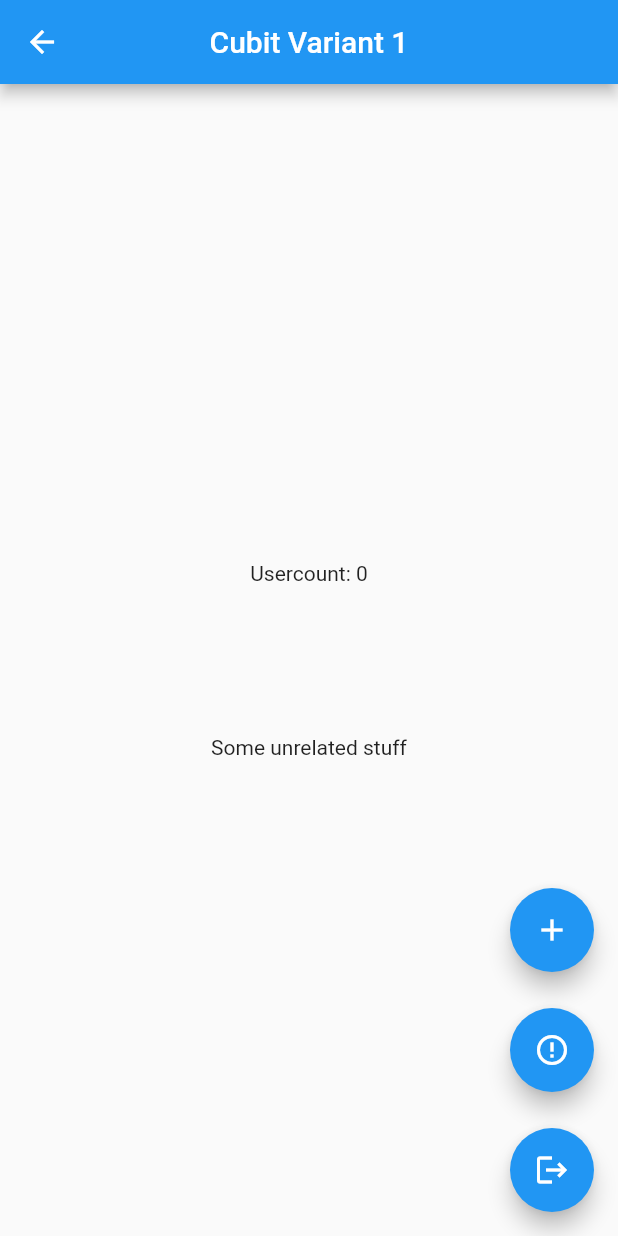
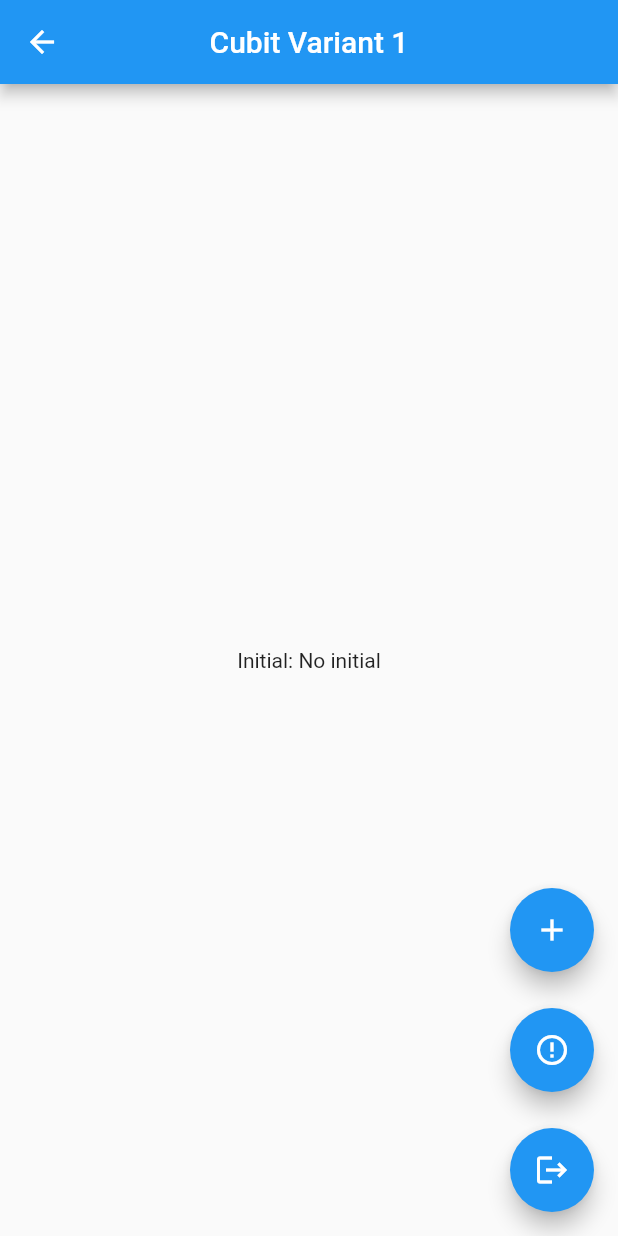
Before and after one commit to MuTe33/basic_bloc_example, a Flutter app: the PageVariant1 screen opened directly, on a phone screen of 412 x 824 dp. Run offline on Flutter 3.47's test engine with Material 2 defaults, Android fonts, the phone set to English and light mode, and no system bars; our stand-ins replace bloc, dio, flutter_bloc, freezed_annotation; statements that could not run were skipped.

Commit message:
refactor cubit1 to freezed

```diff
--- a/lib/data/user_exception_result.dart
+++ b/lib/data/user_exception_result.dart
@@ -3,15 +3,16 @@ import 'package:freezed_annotation/freezed_annotation.dart';
 part 'user_exception_result.freezed.dart';
 
 @freezed
-abstract class UserExceptionResult<T> with _$UserExceptionResult<T> {
-  factory UserExceptionResult.success(T data) = UserExceptionResultSuccess<T>;
+class UserExceptionResult<T> with _$UserExceptionResult<T> {
+  factory UserExceptionResult.success({required T data}) =
+      UserExceptionResultSuccess<T>;
 
-  factory UserExceptionResult.errorUserListNotFound({String message}) =
+  factory UserExceptionResult.errorUserListNotFound({required String message}) =
       UserExceptionResultErrorUserListNotFound;
 
-  factory UserExceptionResult.errorMalformedUserList({String message}) =
-      UserExceptionResultErrorMalformedUserList;
+  factory UserExceptionResult.errorMalformedUserList(
+      {required String message}) = UserExceptionResultErrorMalformedUserList;
 
-  factory UserExceptionResult.errorGeneral({String message}) =
+  factory UserExceptionResult.errorGeneral({required String message}) =
       UserExceptionResultErrorGeneral;
 }
--- a/lib/data/user_repository.dart
+++ b/lib/data/user_repository.dart
@@ -34,11 +34,11 @@ class UserRepository {
   UserExceptionResult checkResponse<T>(dio.Response<T> response) {
     if (response.statusCode == 200) {
       //do mapping before than return data
-      return UserExceptionResult.success(response.data);
+      return UserExceptionResult.success(data: response.data);
     } else if (response.statusCode == 420) {
       return UserExceptionResult.errorMalformedUserList(
           message: 'User List is malformed');
-    } else if (response.statusCode == 420) {
+    } else if (response.statusCode == 410) {
       return UserExceptionResult.errorUserListNotFound(
           message: 'User List not found');
     } else {
--- /dev/null
+++ b/lib/feature/user_example_cubit/model/user_model.dart
@@ -0,0 +1,8 @@
+import 'package:freezed_annotation/freezed_annotation.dart';
+
+part 'user_model.freezed.dart';
+
+@freezed
+class User with _$User {
+  factory User({required int userCount}) = _User;
+}
--- a/lib/feature/user_example_cubit/variant_1/user_state_1.dart
+++ b/lib/feature/user_example_cubit/variant_1/user_state_1.dart
@@ -1,47 +1,10 @@
 part of 'user_cubit_1.dart';
 
-/// abstract class with multiple inherited states
-@immutable
-abstract class UserState1 extends Equatable {
-  const UserState1();
+@freezed
+class UserState1 with _$UserState1 {
+  factory UserState1.success({required User user}) = UserState1Success;
+  factory UserState1.initial([@Default(null) User? user]) = UserState1Initial;
+  factory UserState1.loading() = UserState1Loading;
+  //potenziell mehrere Failure cases, Repo abhängig
+  factory UserState1.failure({required String message}) = UserState1Failure;
 }
-
-class UserInitial extends UserState1 {
-  UserInitial({this.userCount = 0});
-
-  final int userCount;
-
-  @override
-  List<Object?> get props => [userCount];
-
-  @override
-  String toString() => 'UserInitial(userCount: $userCount)';
-}
-
-class UserLoadSuccess extends UserState1 {
-  UserLoadSuccess(this.userCount);
-
-  final int userCount;
-
-  @override
-  List<Object?> get props => [userCount];
-
-  @override
-  String toString() => 'UserLoadSuccess(userCount: $userCount)';
-}
-
-class UserLoadFailure extends UserState1 {
-  @override
-  List<Object?> get props => [];
-
-  @override
-  String toString() => 'UserLoadFailure';
-}
-
-class UserLoading extends UserState1 {
-  @override
-  List<Object?> get props => [];
-
-  @override
-  String toString() => 'UserLoading';
-}
--- a/lib/feature/user_example_cubit/variant_1/user_view_1.dart
+++ b/lib/feature/user_example_cubit/variant_1/user_view_1.dart
@@ -22,22 +22,13 @@ class PageVariant1 extends StatelessWidget {
         child: Column(
           mainAxisAlignment: MainAxisAlignment.center,
           children: <Widget>[
-            BlocBuilder<UserCubit1, UserState1>(
-              builder: (context, state) {
-                if (state is UserInitial) {
-                  return Text('Usercount: ${state.userCount}');
-                } else if (state is UserLoadSuccess) {
-                  return Text('Usercount: ${state.userCount}');
-                } else if (state is UserLoading) {
-                  return Text('LOADING');
-                } else if (state is UserLoadFailure) {
-                  return Text('ERROR :(');
-                }
-                return Text('Huuuh, this should never be shown?');
-              },
+            cubit.state.when(
+              success: (user) => Text('Sucess: ${user.userCount}'),
+              initial: (user) =>
+                  Text('Initial: ${user?.userCount ?? 'No initial'}'),
+              loading: () => Text('Loading...'),
+              failure: (message) => Text('Failure: $message'),
             ),
-            SizedBox(height: 100),
-            Text('Some unrelated stuff'),
           ],
         ),
       ),
--- a/lib/feature/user_example_cubit/variant_2/user_cubit_2.dart
+++ b/lib/feature/user_example_cubit/variant_2/user_cubit_2.dart
@@ -1,6 +1,5 @@
 import 'package:basic_bloc_example/data/user_repository.dart';
 import 'package:bloc/bloc.dart';
-import 'package:equatable/equatable.dart';
 
 part 'user_state_2.dart';
 
@@ -40,7 +39,7 @@ class UserCubit2 extends Cubit<UserState2> {
 
     await Future.delayed(const Duration(seconds: 2));
 
-    emit(state.copyWith(
+    emit(UserState2(
       userCount: 0,
       status: UserStatus.initial,
     ));
--- a/lib/feature/user_example_cubit/variant_2/user_state_2.dart
+++ b/lib/feature/user_example_cubit/variant_2/user_state_2.dart
@@ -3,7 +3,7 @@ part of 'user_cubit_2.dart';
 enum UserStatus { initial, loading, success, failure }
 
 /// using equatable and copyWith + enum
-class UserState2 extends Equatable {
+class UserState2 {
   UserState2({
     required this.userCount,
     required this.status,
--- a/lib/feature/user_example_cubit/variant_3/user_cubit_3.dart
+++ /dev/null
@@ -1,61 +0,0 @@
-import 'package:basic_bloc_example/data/user_repository.dart';
-import 'package:bloc/bloc.dart';
-
-part 'user_state_3.dart';
-
-class UserCubit3 extends Cubit<UserState3> {
-  UserCubit3(this._userRepository)
-      : super(UserState3(
-          userCount: 0,
-          status: UserStatus.initial,
-        ));
-
-  final UserRepository _userRepository;
-
-  Future<void> fetchUserCount() async {
-    emit(UserState3(
-      userCount: 0,
-      status: UserStatus.loading,
-    ));
-
-    final userCount = await _userRepository.fetchUserAmount();
-
-    emit(UserState3(
-      userCount: userCount,
-      status: UserStatus.success,
-    ));
-  }
-
-  // mock a failure
-  Future<void> fetchAndFailUserCount() async {
-    emit(UserState3(
-      userCount: 0,
-      status: UserStatus.loading,
-    ));
-    try {
-      await Future.delayed(const Duration(seconds: 2));
-      throw ('>>> Ups, something went wrong <<<');
-    } catch (e) {
-      emit(UserState3(
-        userCount: 0,
-        status: UserStatus.failure,
-      ));
-    }
-  }
-
-  Future<void> reset() async {
-    emit(UserState3(
-      userCount: 0,
-      status: UserStatus.loading,
-    ));
-    await Future.delayed(const Duration(seconds: 2));
-
-    emit(UserState3(
-      userCount: 0,
-      status: UserStatus.initial,
-    ));
-  }
-
-  @override
-  String toString() => 'UserCubit3';
-}
--- a/lib/feature/user_example_cubit/variant_3/user_state_3.dart
+++ /dev/null
@@ -1,19 +0,0 @@
-part of 'user_cubit_3.dart';
-
-enum UserStatus { initial, loading, success, failure }
-
-/// no equatable and no copyWith
-class UserState3 {
-  UserState3({
-    required this.userCount,
-    required this.status,
-  });
-
-  final int userCount;
-  final UserStatus status;
-
-  @override
-  String toString() {
-    return 'UserState3(userCount: $userCount, status: $status)';
-  }
-}
--- a/remote_client/lib/client/dio_remote_client.dart
+++ b/remote_client/lib/client/dio_remote_client.dart
@@ -1,7 +1,6 @@
 import 'package:dio/dio.dart';
 import 'package:remote_client/client/remote_client_base.dart';
 import 'package:remote_client/exception/server_failure_exception.dart';
-import 'package:remote_client/exception/unkown_server_failure_exception.dart';
 
 class DioRemoteClient implements RemoteClientBase {
   DioRemoteClient(this._dio);
@@ -25,8 +24,6 @@ class DioRemoteClient implements RemoteClientBase {
         message: e.message,
         statusCode: e.response?.statusCode,
       );
-    } catch (e) {
-      throw UnknownServerFailureException();
     }
   }
 
@@ -49,8 +46,6 @@ class DioRemoteClient implements RemoteClientBase {
         message: e.message,
         statusCode: e.response?.statusCode,
       );
-    } catch (e) {
-      throw UnknownServerFailureException();
     }
   }
 }
--- a/remote_client/pubspec.yaml
+++ b/remote_client/pubspec.yaml
@@ -4,7 +4,6 @@ version: 0.0.1
 
 environment:
   sdk: ">=2.12.0 <3.0.0"
-  flutter: ">=1.17.0"
 
 dependencies:
   dio: ^4.0.0
```
Also changed, not shown: lib/feature/user_example_cubit/variant_1/user_cubit_1.dart (+10 -9 lines), lib/feature/user_example_cubit/variant_3/user_view_3.dart (deleted, +0 -71 lines), pubspec.yaml (+5 -11 lines), lib/data/user_exception_result.freezed.dart, lib/feature/user_example_cubit/model/user_model.freezed.dart (added), lib/feature/user_example_cubit/variant_1/user_cubit_1.freezed.dart (added).
